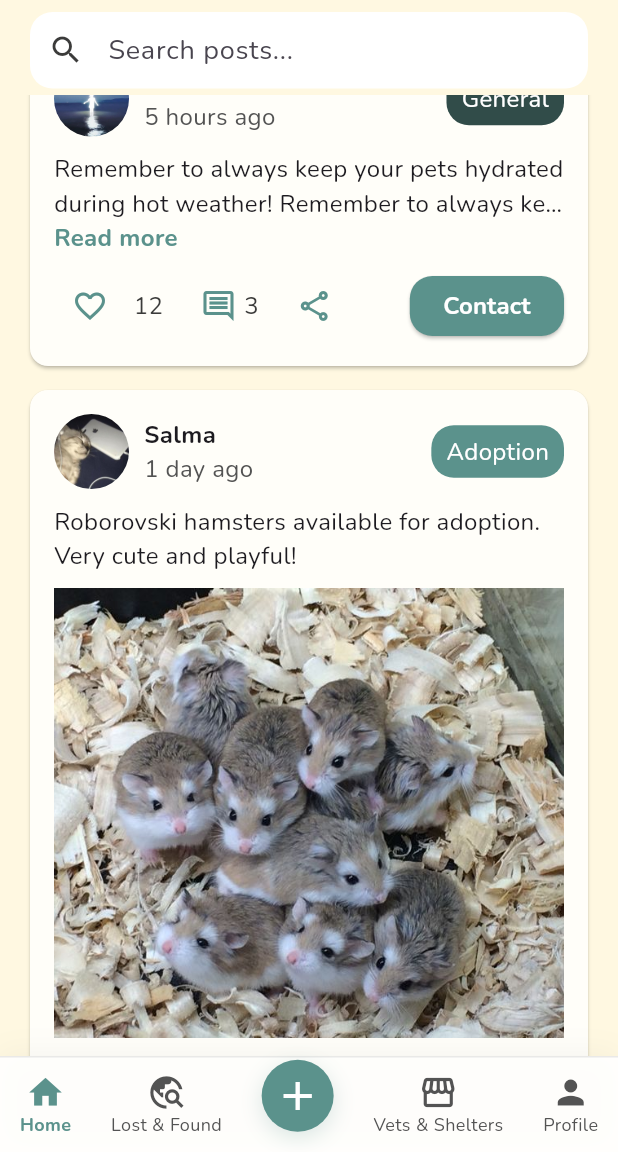
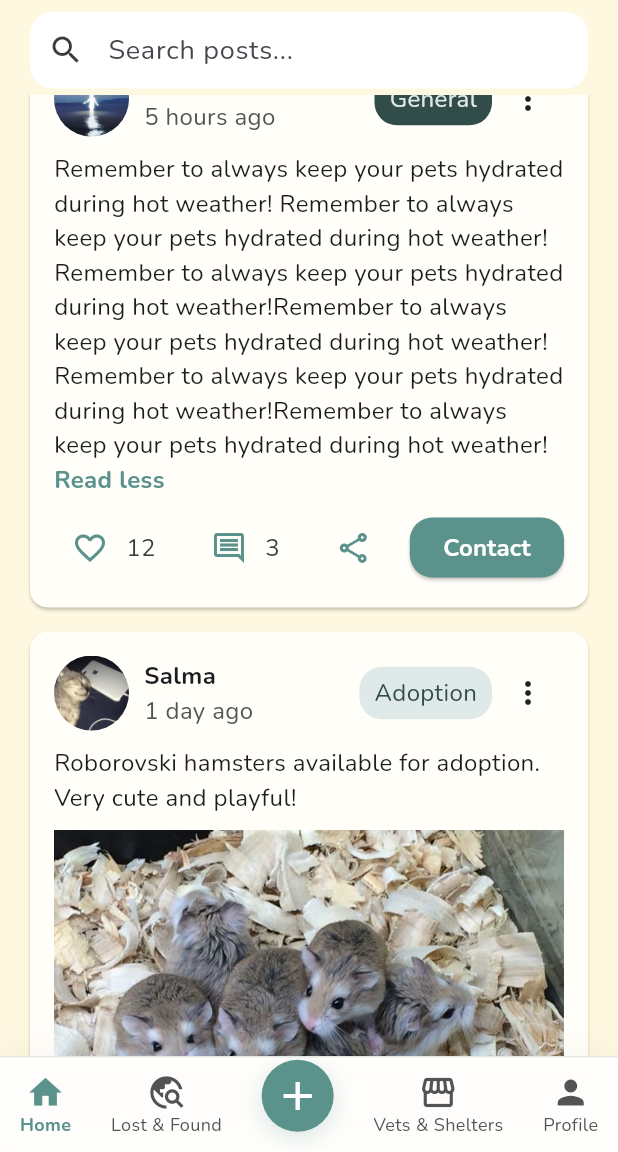
Before and after one commit to ayaaa321/Youppie-, a Flutter app: the FeedScreen screen opened directly, scrolled down 576 dp, after a tap on "Read more", on a phone screen of 412 x 824 dp, the part 84-1236 px from its top. Run offline on Flutter 3.47's test engine with Material 3 defaults, Android fonts, the phone set to English and light mode, and no system bars; our stand-ins replace flutter_map, google_fonts, image_picker, latlong2; missing offline and left inert: flutter_map_marker_popup; network calls fail.

Commit message:
Add the three dots button posts + linked posts with comments

```diff
--- a/lib/main.dart
+++ b/lib/main.dart
@@ -15,6 +15,7 @@ import 'presentation/screens/terms_of_service/terms_of_service.dart';
 import 'presentation/screens/privacy_policy/privacy_policy.dart';
 import 'package:youppie/presentation/screens/home/adoption_screen.dart';
 import 'package:youppie/presentation/screens/home/vets_screen.dart';
+import 'package:youppie/presentation/screens/home/vet_details_screen.dart';
 
 void main() {
   runApp(const MyApp());
@@ -36,11 +37,12 @@ class MyApp extends StatelessWidget {
       //home: const TermsOfServiceApp(),
       //home: const LostFoundDetailsScreen(),
       //home: const AddPetScreen(),
-      //home: const FeedScreen(),
+      home: const FeedScreen(),
       //home: const LostFoundDetailsScreen(),
       //home: const LostFoundScreen(),
       //home: const MyPetsScreen(),
-      home: const VetScreen(),
+      //home: const VetDetailsScreen(),
+      //home: const VetScreen(),
     );
   }
 }
--- a/lib/presentation/screens/auth/signup_screen.dart
+++ b/lib/presentation/screens/auth/signup_screen.dart
@@ -13,7 +13,7 @@ class AppColors {
 }
 
 class CreateAccountPage extends StatefulWidget {
-  const CreateAccountPage({Key? key}) : super(key: key);
+  const CreateAccountPage({super.key});
 
   @override
   State<CreateAccountPage> createState() => _CreateAccountPageState();
--- a/lib/presentation/screens/home/feed_screen.dart
+++ b/lib/presentation/screens/home/feed_screen.dart
@@ -38,6 +38,7 @@ class _FeedScreenState extends State<FeedScreen> {
               children: const [
                 PostCard(
                   username: 'Dhoha',
+                  id: 1,
                   userProfilePic: 'assets/images/picture.jpeg',
                   timeAgo: '2 hours ago',
                   postType: 'Adoption',
@@ -52,6 +53,7 @@ class _FeedScreenState extends State<FeedScreen> {
                 ),
                 PostCard(
                   username: 'Aya',
+                  id: 2,
                   userProfilePic: 'assets/images/picture1.jpeg',
                   timeAgo: '5 hours ago',
                   postType: 'General',
@@ -62,6 +64,7 @@ class _FeedScreenState extends State<FeedScreen> {
                 ),
                 PostCard(
                   username: 'Salma',
+                  id: 3,
                   userProfilePic: 'assets/images/picture2.jpeg',
                   timeAgo: '1 day ago',
                   postType: 'Adoption',
--- a/lib/presentation/themes/colors.dart
+++ b/lib/presentation/themes/colors.dart
@@ -12,4 +12,6 @@ class AppColors {
   static const Color darkGreen = Color.fromARGB(255, 49, 76, 73);
   static const Color lightGreen = Color(0xFFDEE9E8);
   static const Color lightYellow = Color.fromARGB(255, 255, 254, 249);
+  static const Color darkYellow = Color.fromARGB(255, 189, 181, 133);
+  static const Color red = Color.fromARGB(255, 255, 131, 131);
 }
--- a/lib/presentation/widgets/nav_bar.dart
+++ b/lib/presentation/widgets/nav_bar.dart
@@ -7,10 +7,10 @@ class BottomNavBar extends StatelessWidget {
   final Function(int) onTap;
 
   const BottomNavBar({
-    Key? key,
+    super.key,
     required this.currentIndex,
     required this.onTap,
-  }) : super(key: key);
+  });
 
   @override
   Widget build(BuildContext context) {
--- a/lib/presentation/widgets/post_card.dart
+++ b/lib/presentation/widgets/post_card.dart
@@ -1,7 +1,11 @@
 import 'package:flutter/material.dart';
 import 'package:youppie/presentation/themes/colors.dart';
+import 'package:youppie/presentation/screens/comments/comments_screen.dart';
+
+const userid = 1;
 
 class PostCard extends StatefulWidget {
+  final int id;
   final String username;
   final String userProfilePic;
   final String timeAgo;
@@ -13,6 +17,7 @@ class PostCard extends StatefulWidget {
 
   const PostCard({
     super.key,
+    required this.id,
     required this.username,
     required this.userProfilePic,
     required this.timeAgo,
@@ -21,11 +26,17 @@ class PostCard extends StatefulWidget {
     this.imagePath,
     this.likes = 0,
     this.comments = 0,
+    bool expanded = false,
   });
 
   static var postTypeColor = {
-    'Adoption': AppColors.green,
+    'Adoption': AppColors.lightGreen,
     'General': AppColors.darkGreen,
+  };
+
+  static var postTextColor = {
+    'Adoption': AppColors.darkGreen,
+    'General': AppColors.lightGreen,
   };
 
   @override
@@ -35,7 +46,7 @@ class PostCard extends StatefulWidget {
 class _PostCardState extends State<PostCard> {
   late int likeCount;
   bool isLiked = false;
-
+  bool isExpanded = false;
   @override
   void initState() {
     super.initState();
@@ -103,23 +114,100 @@ class _PostCardState extends State<PostCard> {
                   ),
                   child: Text(
                     widget.postType,
-                    style: const TextStyle(color: Colors.white),
+                    style: TextStyle(
+                      color:
+                          PostCard.postTextColor[widget.postType] ??
+                          AppColors.green,
                     ),
+                  ),
+                ),
+
+                PopupMenuButton<String>(
+                  color: AppColors.lightYellow,
+                  onSelected: (value) => {
+                    if (value == "edit")
+                      {
+                        //the route to edit post page
+                      }
+                    else if (value == "delete")
+                      {
+                        // to be handeled after we create data base connections
+                      }
+                    else if (value == "report")
+                      {
+                        //the route to report post page
+                      },
+                  },
+                  itemBuilder: (BuildContext context) =>
+                      <PopupMenuEntry<String>>[
+                        if (widget.id == userid)
+                          PopupMenuItem(
+                            value: "edit",
+                            child: Row(
+                              children: [
+                                Text("Edit post"),
+                                Spacer(),
+                                Icon(Icons.edit, color: AppColors.darkYellow),
+                              ],
+                            ),
+                          ),
+                        if (widget.id == userid)
+                          PopupMenuItem(
+                            value: "delete",
+                            child: Row(
+                              children: [
+                                Text("Delete post"),
+                                Spacer(),
+                                Icon(Icons.delete, color: AppColors.darkGreen),
+                              ],
+                            ),
+                          ),
+                        if (widget.id != userid)
+                          PopupMenuItem(
+                            value: "report",
+                            child: Row(
+                              children: [
+                                Text("Report post"),
+                                Spacer(),
+                                Icon(Icons.report, color: AppColors.red),
+                              ],
+                            ),
+                          ),
+                      ],
                 ),
               ],
             ),
             const SizedBox(height: 10),
 
-            // Post content
-            Text(widget.content, maxLines: 2, overflow: TextOverflow.ellipsis),
-            if (widget.content.length > 100) // or some other threshold
-              GestureDetector(
-                onTap: () {},
-                child: const Text(
+            Text(
+              widget.content.length < 150
+                  ? widget.content
+                  : isExpanded
+                  ? widget.content
+                  : widget.content.substring(0, 100),
+            ),
+            Visibility(
+              visible: (widget.content.length > 150),
+              child: GestureDetector(
+                onTap: () {
+                  setState(() {
+                    isExpanded = !isExpanded;
+                  });
+                },
+                child: isExpanded
+                    ? Text(
+                        "Read less",
+                        style: TextStyle(
+                          color: AppColors.green,
+                          fontWeight: FontWeight.bold,
+                        ),
+                      )
+                    : Text(
                         "Read more",
                         style: TextStyle(
                           color: AppColors.green,
                           fontWeight: FontWeight.bold,
+                        ),
                       ),
               ),
             ),
@@ -163,20 +251,31 @@ class _PostCardState extends State<PostCard> {
                     color: isLiked ? AppColors.darkGreen : AppColors.green,
                   ),
                 ),
-                const SizedBox(width: 5),
                 Text(
                   likeCount.toString(),
                   style: TextStyle(color: AppColors.black),
                 ),
                 const SizedBox(width: 25),
-                Icon(Icons.comment_outlined, color: AppColors.green),
-                const SizedBox(width: 5),
+                IconButton(
+                  onPressed: () {
+                    Navigator.push(
+                      context,
+                      MaterialPageRoute(builder: (context) => CommentsScreen()),
+                    );
+                  },
+                  icon: Icon(Icons.comment_outlined, color: AppColors.green),
+                ),
                 Text(
                   widget.comments.toString(),
                   style: TextStyle(color: AppColors.black),
                 ),
                 const SizedBox(width: 25),
-                Icon(Icons.share_outlined, color: AppColors.green),
+                IconButton(
+                  onPressed: () {
+                    //navigate to share screen
+                  },
+                  icon: Icon(Icons.share_outlined, color: AppColors.green),
+                ),
                 const Spacer(),
                 ElevatedButton(
                   onPressed: () {},
--- a/lib/routes.dart
+++ b/lib/routes.dart
@@ -3,17 +3,11 @@ import 'package:youppie/presentation/screens/comments/comments_screen.dart';
 import 'package:youppie/presentation/screens/notifications/notifications_screen.dart';
 import 'package:youppie/presentation/screens/onboarding/onboarding_screen.dart';
 import 'package:youppie/presentation/screens/posts/add_post_screen.dart';
-import 'presentation/themes/theme.dart';
-import 'package:google_fonts/google_fonts.dart';
 import 'presentation/screens/home/feed_screen.dart';
 import 'presentation/screens/auth/login_screen.dart';
 import 'presentation/screens/auth/signup_screen.dart';
 import 'presentation/screens/profile/profile_screen.dart';
 import 'presentation/screens/settings/settings_screen.dart';
-import 'presentation/screens/help_and_support/help_and_support.dart';
-import 'presentation/screens/terms_of_service/terms_of_service.dart';
-import 'presentation/screens/privacy_policy/privacy_policy.dart';
-import 'package:youppie/presentation/screens/home/adoption_screen.dart';
 import 'package:youppie/presentation/screens/home/vets_screen.dart';
 
 const String onboarding = '/onboarding';
```
Also changed, not shown: lib/presentation/models/vet_shelter_model.dart (added, +16 -0 lines), lib/presentation/screens/home/vet_details_screen.dart (added, +44 -0 lines), lib/presentation/screens/home/vets_screen.dart (+19 -9 lines), lib/presentation/screens/notifications/notifications_screen.dart (+14 -11 lines), lib/presentation/screens/profile/profile_screen.dart (+5 -5 lines), lib/presentation/screens/settings/settings_screen.dart (+57 -33 lines), lib/presentation/widgets/pet_type_selector.dart (+2 -5 lines), lib/presentation/widgets/vet_card.dart (+13 -21 lines), lib/presentation/screens/home/home_screen.dart (deleted). Lines whose indentation alone changed are shown as unchanged.
